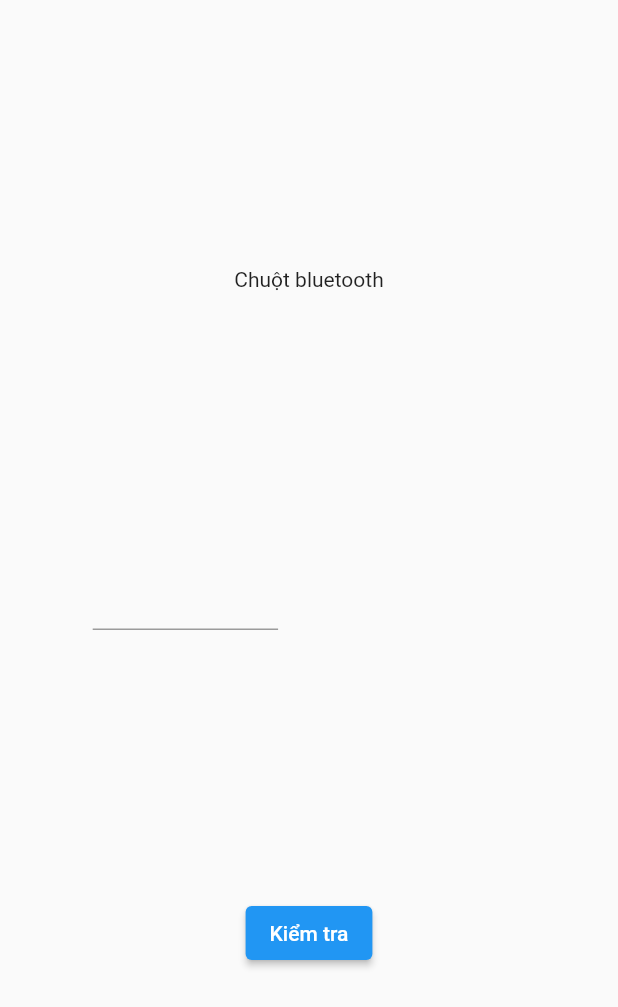
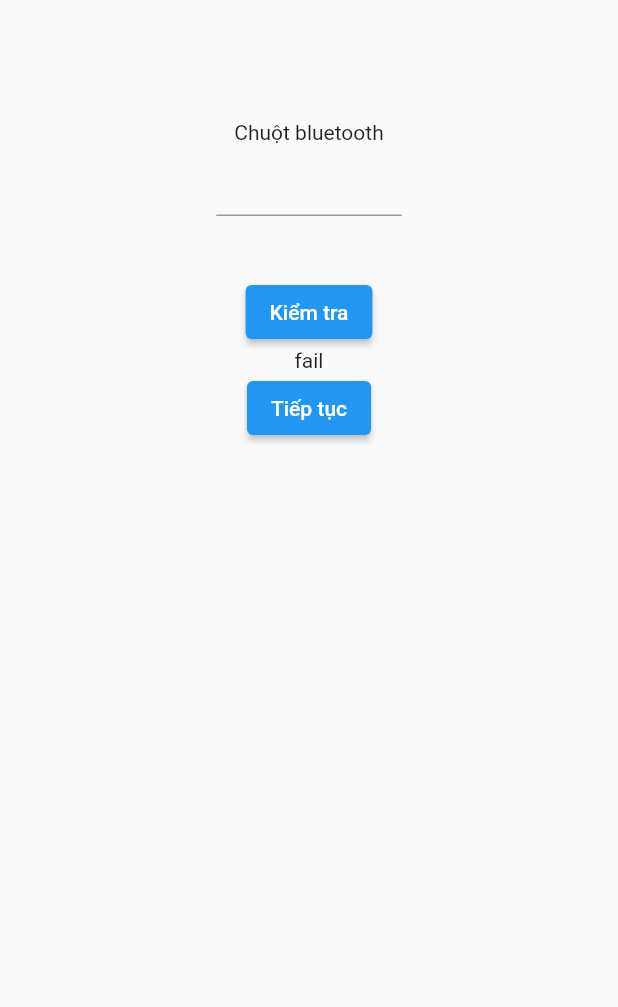
Before and after one commit to Beater1804/Choose-Right-Price, a Flutter app: the screen it shows after launch, after a tap on "Kiểm tra", on a phone screen of 412 x 824 dp. Shown: the top 1007 px of the screen. Run offline on Flutter 3.47's test engine with Material 2 defaults, Android fonts, the phone set to English and light mode, and no system bars.

Commit message:
Check price & show result and next button after click check & Update task in README.md

```diff
--- a/lib/pages/home_page.dart
+++ b/lib/pages/home_page.dart
@@ -1,37 +1,96 @@
 import 'package:flutter/material.dart';
 import 'package:flutter/services.dart';
 
-class HomePage extends StatelessWidget {
+class ProductInfo {
+  final String name;
+  final double price;
+
+  ProductInfo(this.name, this.price);
+}
+
+final products = [
+  ProductInfo('Chuột bluetooth', 3),
+  ProductInfo('Gà', 4),
+  ProductInfo('Vịt', 5),
+  ProductInfo('Heo bluetooth', 6),
+  ProductInfo('Bò bluetooth', 7),
+  ProductInfo('Nai bluetooth', 8),
+  ProductInfo('hep', 9),
+];
+
+class HomePage extends StatefulWidget {
   const HomePage({Key? key}) : super(key: key);
 
+  @override
+  State<HomePage> createState() => _HomePageState();
+}
+
+class _HomePageState extends State<HomePage> {
+  var _indexProduct = 0;
+  int? _inputPrice;
+  String _result = '';
   @override
   Widget build(BuildContext context) {
     return Scaffold(
       body: Center(
+        child: Padding(
+          padding: const EdgeInsets.only(top: 80.0),
           child: SizedBox(
             width: MediaQuery.of(context).size.width * 0.7,
             child: Column(
-            mainAxisAlignment: MainAxisAlignment.spaceEvenly,
+              mainAxisAlignment: MainAxisAlignment.start,
               children: [
-              const Text('Chuột bluetooth'),
-              Align(
-                alignment: Alignment.centerLeft,
-                child: SizedBox(
+                Text(products[_indexProduct].name),
+                SizedBox(
                   width: MediaQuery.of(context).size.width * 0.3,
                   child: TextField(
+                    key: const Key('priceInput'),
                     keyboardType:
                         const TextInputType.numberWithOptions(decimal: true),
                     inputFormatters: <TextInputFormatter>[
                       FilteringTextInputFormatter.digitsOnly
                     ],
+                    onChanged: (val) {
+                      _inputPrice = int.tryParse(val);
+                    },
                   ),
                 ),
-              ),
-              ElevatedButton(
-                onPressed: () {},
+                Padding(
+                  padding: const EdgeInsets.only(top: 40.0),
+                  child: ElevatedButton(
+                    onPressed: () {
+                      setState(() {
+                        _result = _inputPrice == products[_indexProduct].price
+                            ? 'pass'
+                            : 'fail';
+                      });
+                    },
                     child: const Text('Kiểm tra'),
                   ),
+                ),
+                Visibility(
+                  visible: _result.isNotEmpty,
+                  child: Text(
+                    _result,
+                    key: const Key('resultStatus'),
+                  ),
+                ),
+                Visibility(
+                  visible: _result.isNotEmpty,
+                  child: ElevatedButton(
+                    child: const Text('Tiếp tục'),
+                    onPressed: () {
+                      setState(() {
+                        _result = '';
+                        if (_indexProduct < 6) {
+                          _indexProduct++;
+                        }
+                      });
+                    },
+                  ),
+                )
               ],
+            ),
           ),
         ),
       ),
```
Also changed, not shown: 2 other files. Lines whose indentation alone changed are shown as unchanged.
